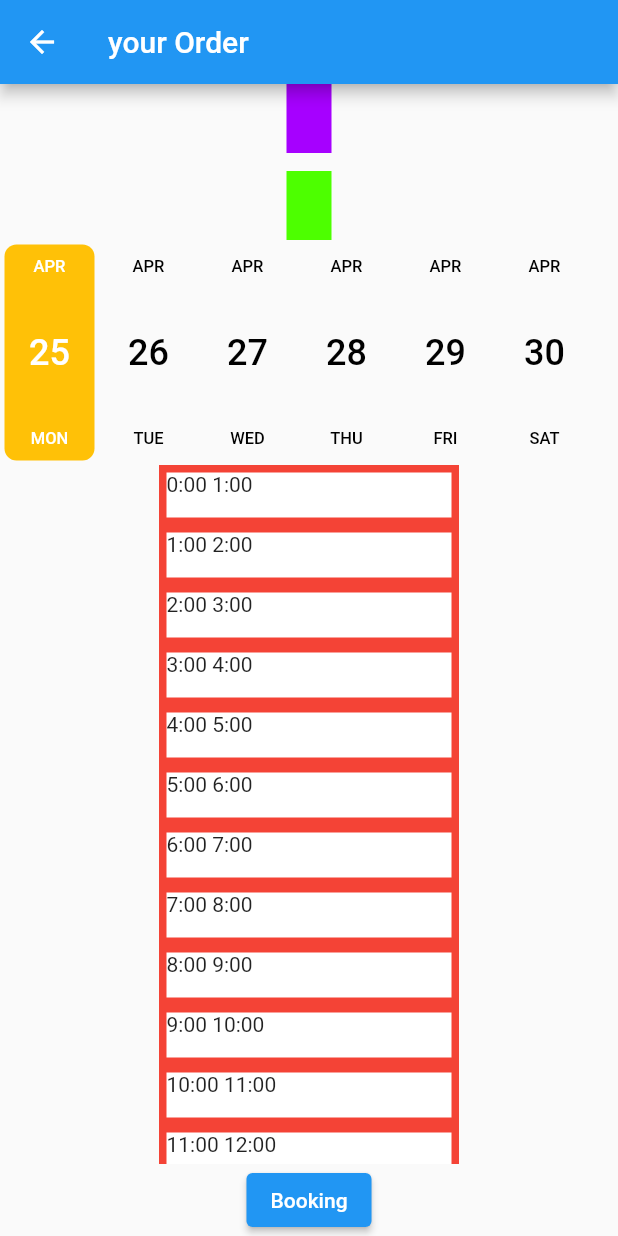
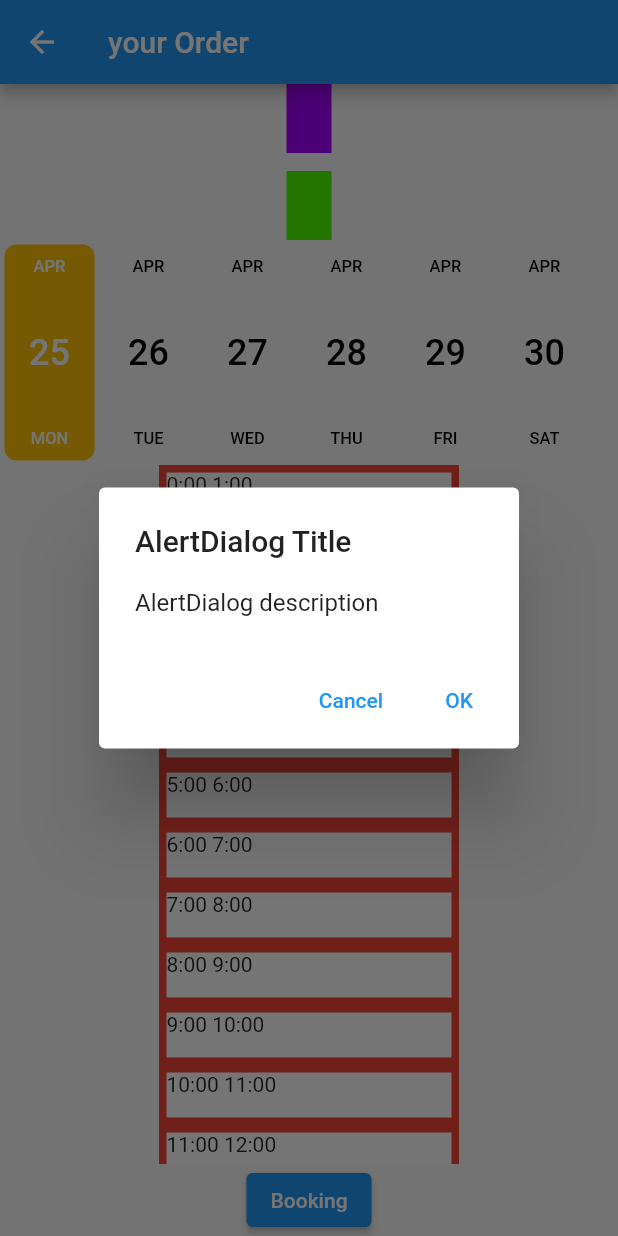
Before and after one commit to alaayousf/barbershops_booking, a Flutter app: the Reservation screen opened directly with empty values, after a tap on "Booking", on a phone screen of 412 x 824 dp. Run offline on Flutter 3.47's test engine with Material 2 defaults, Android fonts, the phone set to English and light mode, and no system bars; drawn by our look-alikes of date_picker_timeline; our stand-ins replace bloc, cached_network_image, cloud_firestore, equatable, firebase_auth, firebase_core and 6 more; missing offline and left inert: dart:ffi, flutter_facebook_auth; accounts and stored records are empty.

Commit message:
تما حل المشاكل المتعلقة بي التعامل مع حالات الحجز والرسائل الراجعة من الحز

```diff
--- a/lib/blocs/GetDataBloc/Getonedatabloc.dart
+++ b/lib/blocs/GetDataBloc/Getonedatabloc.dart
@@ -16,7 +16,7 @@ class GetOneDataBluc extends Bloc<GetDataEvent, GetDataState> {
         QuerySnapshot<Map<String, dynamic>> users;
         // DocumentReference<Map<String, dynamic>> datas;
 
-        emit(LodingGertSevic());
+        emit(Loding());
 
         newTime = event.time;
         var _now = event.time;
@@ -55,10 +55,11 @@ class GetOneDataBluc extends Bloc<GetDataEvent, GetDataState> {
         // });
 
       } else if (event is AddNewReservation) {
+        emit(Loding());
         var datas =
             await FirebaseFirestore.instance.collection('ALLReservation');
 
-        datas.where('IDPerson', isEqualTo: event.iDPerson).get().then((value) {
+        await datas.where('IDPerson', isEqualTo: event.iDPerson).get().then((value) {
           log('if found ${value.docs.length}');
 
           if (value.docs.isEmpty) {
@@ -69,11 +70,17 @@ class GetOneDataBluc extends Bloc<GetDataEvent, GetDataState> {
                   'day': event.day,
                   'r': 10
                 })
-                .then((value) => log("add succsess ALLReservation"))
+                .then((value) {
+              emit(Success());
+            })
                 .catchError(
-                    (error) => print("Failed to add ALLReservation: $error"));
+                    (error){
+                      emit(Filde());
+                    });
           } else {
             log("يوجدحجز مسبق");
+            emit(Filde());
+
           }
         });
 
--- a/lib/blocs/GetDataBloc/getdata_State.dart
+++ b/lib/blocs/GetDataBloc/getdata_State.dart
@@ -29,6 +29,14 @@ class ResevALLServis extends GetDataState {
 class LodingGertSevic extends GetDataState {}
 
 
+class Loding extends GetDataState {}
+class Success extends GetDataState {}
+class Filde extends GetDataState {}
+
+
+
+
+
 class GetMyReservationState extends GetDataState {
 
   QueryDocumentSnapshot<Map<String, dynamic>> myReservationState;
--- a/lib/screens/Reservation.dart
+++ b/lib/screens/Reservation.dart
@@ -56,6 +56,10 @@ class _ReservationState extends State<Reservation> {
             isLessThanOrEqualTo:
                 DateTime(_end.year, _end.month, _end.day, 23, 59, 59))
         .snapshots();
+
+
+
+
 
     return Scaffold(
       appBar: AppBar(title:const Text("your Order")),
@@ -150,12 +154,33 @@ class _ReservationState extends State<Reservation> {
                         }),
                   ),
                 );
-              } else {
+              } else if(state is Loding) {
                 return Text("Loding");
+              }else if(state is Success){
+                return Text("Success");
+              }else if(state is Filde){
+                return Text("يوجد حجز مسبق لايمكن حجز اكتر من مرة في نفس الوقت ");
+              }else{
+                return Text("retry");
+
               }
             }),
             ElevatedButton(
                 onPressed: () {
+
+                 showDialog<String>(
+                    context: context,
+                    builder: (BuildContext context) => AlertDialog(
+                      title: const Text('AlertDialog Title'),
+                      content: const Text('AlertDialog description'),
+                      actions: <Widget>[
+                        TextButton(
+                          onPressed: () => Navigator.pop(context, 'Cancel'),
+                          child: const Text('Cancel'),
+                        ),
+                        TextButton(
+                          onPressed: () {
+
                             if (selectedindex != -1) {
                               var ind = selectedindex;
                               var idBerber = widget.barbers.id;
@@ -175,8 +200,56 @@ class _ReservationState extends State<Reservation> {
 
                               bloc!.add(AddNewReservation(Iduser, idBerber, createday));
                             }
+
+                            Navigator.pop(context, 'OK');
                           },
-                child: Text("Booking"))
+                          child: const Text('OK'),
+                        ),
+                      ],
+                    ),
+                  ) ;
+
+
+
+
+                },
+                child: Text("Booking")),
+
+            // BlocConsumer<GetOneDataBluc, GetDataState>(
+            //     listener: (context, state) {
+            //       if(state is Loding){
+            //         log('Loding');
+            //       }else{
+            //         log('Success');
+            //
+            //
+            //
+            //         setState(() {
+            //
+            //         });
+            //       }
+            //     },
+            //     builder: (context, state) {
+            //
+            //       if(state is Loding){
+            //         return Container(
+            //           width: 10,
+            //           height: 10,
+            //           color: Colors.red,
+            //         );
+            //       }else{
+            //
+            //         return Container(
+            //           width: 10,
+            //           height: 10,
+            //           color: Colors.teal,
+            //         );
+            //       }
+            //
+            //     }
+            // )
+
+
           ],
         ),
       ),
```
Lines whose indentation alone changed are shown as unchanged.
